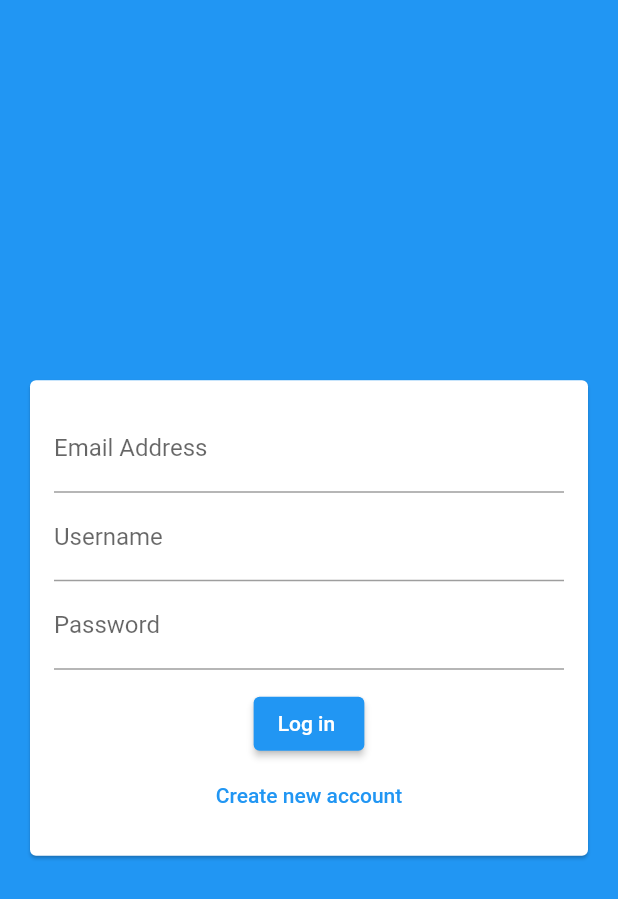
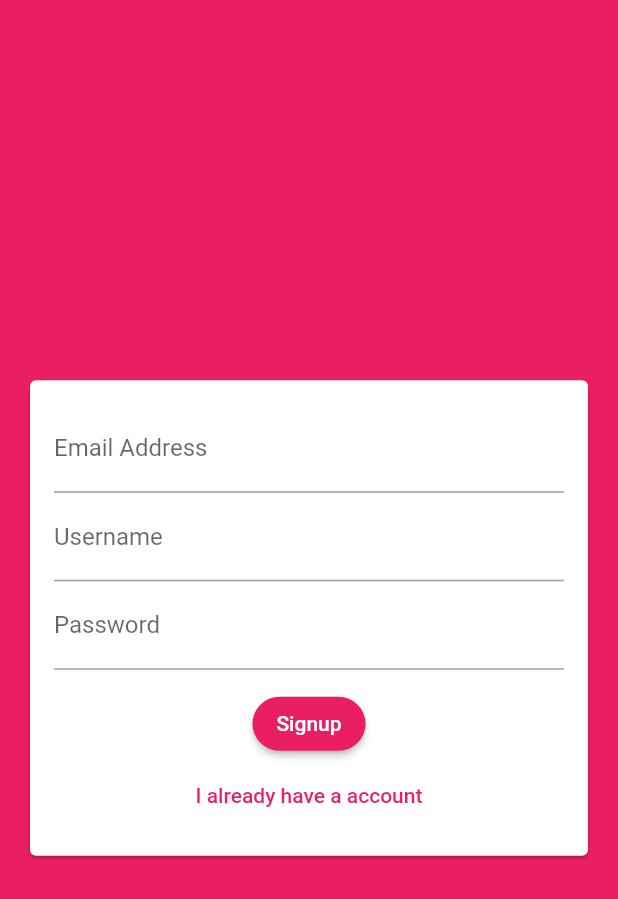
Before and after one commit to nischal08/chat_app, a Flutter app: the screen it shows after launch, after a tap on "Create new account", on a phone screen of 412 x 824 dp. Shown: the top 899 px of the screen. Run offline on Flutter 3.47's test engine with Material 2 defaults, Android fonts, the light colour scheme and no system bars; our stand-ins replace cloud_firestore, firebase_core; accounts and stored records are empty.

Commit message:
creating an authentication form

```diff
--- a/lib/main.dart
+++ b/lib/main.dart
@@ -5,7 +5,9 @@ import 'package:flutter/material.dart';
 void main() async {
   WidgetsFlutterBinding.ensureInitialized();
   await Firebase.initializeApp();
-  runApp(MyApp());
+  runApp(
+    MyApp(),
+  );
 }
 
 class MyApp extends StatelessWidget {
@@ -13,9 +15,22 @@ class MyApp extends StatelessWidget {
   @override
   Widget build(BuildContext context) {
     return MaterialApp(
-      title: 'Chat app',
+      title: 'FlutterChat',
       theme: ThemeData(
-        primarySwatch: Colors.blue,
+        primarySwatch: Colors.pink,
+        backgroundColor: Colors.pink,
+        accentColor: Colors.deepPurple,
+        accentColorBrightness: Brightness.dark //avoid black text in purple
+        ,
+        elevatedButtonTheme: ElevatedButtonThemeData(
+          style: ElevatedButton.styleFrom(
+            primary: Colors.pink,
+            shape: RoundedRectangleBorder(
+              borderRadius: BorderRadius.circular(20),
+            ),
+            // textStyle: TextStyle(fontSize: 40),
+          ),
+        ),
       ),
       home: AuthScreen(),
     );
--- a/lib/widgets/auth_form.dart
+++ b/lib/widgets/auth_form.dart
@@ -10,6 +10,23 @@ class AuthForm extends StatefulWidget {
 }
 
 class _AuthFormState extends State<AuthForm> {
+  final _formKey = GlobalKey<FormState>();
+  var _isLogin = true;
+  String _userEmail = '';
+  String _userName = '';
+  String _userPassword = '';
+  void _trySubmit() {
+    final isValid = _formKey.currentState!.validate();
+    FocusScope.of(context).unfocus(); //this will close the soft key board
+    if (isValid) {
+      _formKey.currentState!.save();
+      print(_userEmail);
+      print(_userName);
+      print(_userPassword);
+      //Use those values to send our auth request
+    }
+  }
+
   @override
   Widget build(BuildContext context) {
     return Center(
@@ -19,19 +36,51 @@ class _AuthFormState extends State<AuthForm> {
           child: Padding(
             padding: const EdgeInsets.all(16.0),
             child: Form(
+              key: _formKey,
               child: Column(
                 mainAxisSize: MainAxisSize.min,
                 children: [
                   TextFormField(
+                    key: ValueKey('email'),
+                    onSaved: (newValue) {
+                      _userEmail = newValue!;
+                    },
+                    validator: (value) {
+                      if (value!.isEmpty || !value.contains('@')) {
+                        return "Please enter a valid email address";
+                      }
+                      return null;
+                    },
                     keyboardType: TextInputType.emailAddress,
                     decoration: InputDecoration(
                       labelText: 'Email Address',
                     ),
                   ),
+                  if (!_isLogin)
+                    TextFormField(
+                      key: ValueKey('username'),
+                      onSaved: (newValue) {
+                        _userName = newValue!;
+                      },
+                      validator: (value) {
+                        if (value!.isEmpty || value.length < 7) {
+                          return "Please enter at least 4 characters";
+                        }
+                        return null;
+                      },
+                      decoration: InputDecoration(labelText: 'Username'),
+                    ),
                   TextFormField(
-                    decoration: InputDecoration(labelText: 'Username'),
-                  ),
-                  TextFormField(
+                    key: ValueKey('password'),
+                    onSaved: (newValue) {
+                      _userPassword = newValue!;
+                    },
+                    validator: (value) {
+                      if (value!.isEmpty || value.length < 4) {
+                        return "Password must be atleast 7 characters long.";
+                      }
+                      return null;
+                    },
                     obscureText: true,
                     decoration: InputDecoration(labelText: 'Password'),
                   ),
@@ -39,12 +88,27 @@ class _AuthFormState extends State<AuthForm> {
                     height: 12,
                   ),
                   ElevatedButton(
-                    onPressed: () {},
-                    child: Text('Log in '),
+                    onPressed: _trySubmit,
+                    child: Text(
+                      _isLogin ? 'Login ' : 'Signup',
+                    ),
                   ),
                   TextButton(
-                    onPressed: () {},
-                    child: Text("Create new account"),
+                    style: ButtonStyle(
+                      foregroundColor: MaterialStateProperty.all<Color>(
+                        Theme.of(context).primaryColor,
+                      ),
+                    ),
+                    onPressed: () {
+                      setState(() {
+                        _isLogin = !_isLogin;
+                      });
+                    },
+                    child: Text(
+                      _isLogin
+                          ? "Create new account"
+                          : "I already have a account",
+                    ),
                   )
                 ],
               ),
```
